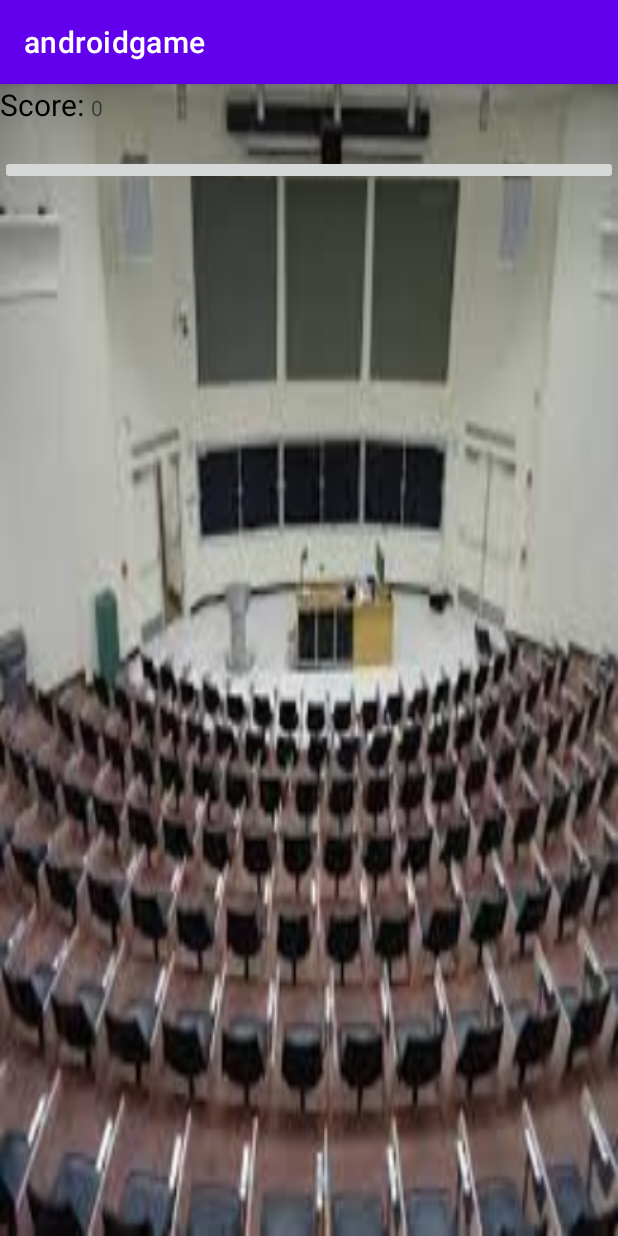
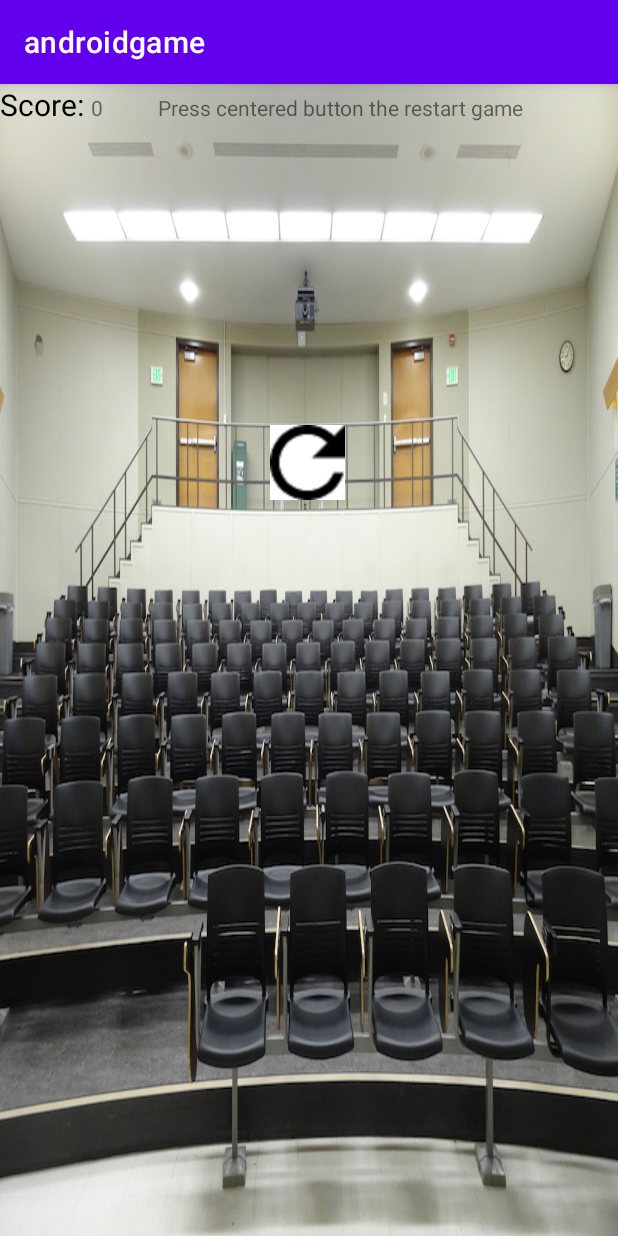
Before and after one commit to mertdgnyy/androidgame, an Android app: the GameOver screen opened directly, with no data from a screen before it, on a phone screen of 412 x 824 dp. Run offline under Robolectric (Android 15) with nearby library versions, the phone set to English and light mode, and no system bars; 1 statement that could not run was skipped.

Commit message:
Endgame screen adjusted a little

```diff
--- a/app/src/main/java/com/example/androidgame/GameOver.java
+++ b/app/src/main/java/com/example/androidgame/GameOver.java
@@ -18,7 +18,7 @@ public class GameOver extends AppCompatActivity {
 
         int score = getIntent().getExtras().getInt("score");
         endScore = findViewById(R.id.endScore);
-        endScore.setText(""+ score);
+        endScore.setText(""+ score + "           Press centered button the restart game");
     }
 
     public void restart(View view) {
--- a/app/src/main/res/layout/gameover_screen.xml
+++ b/app/src/main/res/layout/gameover_screen.xml
@@ -1,11 +1,11 @@
 <?xml version="1.0" encoding="utf-8"?>
 <LinearLayout xmlns:android="http://schemas.android.com/apk/res/android"
-    android:orientation="vertical"
+    xmlns:tools="http://schemas.android.com/tools"
     android:layout_width="match_parent"
     android:layout_height="match_parent"
-    android:background="@drawable/lecturehall"
     android:layout_gravity="center"
-    >
+    android:background="@drawable/classroom"
+    android:orientation="vertical">
 
     <LinearLayout
         android:layout_width="wrap_content"
@@ -25,11 +25,20 @@
             android:layout_width="wrap_content"
             android:layout_height="wrap_content"
             android:text="TextView" />
+
+
     </LinearLayout>
 
     <ImageButton
-        android:layout_width="match_parent"
+        android:layout_width="50dp"
         android:layout_height="wrap_content"
-        android:onClick="restart" />
+        android:layout_margin="180dp"
+        android:background="@drawable/restart"
+        android:minWidth="100dp"
+        android:minHeight="50dp"
+        android:onClick="restart"
+
+         />
+
 
 </LinearLayout>
```
Also changed, not shown: app/src/main/res/drawable/restart.png (added).
